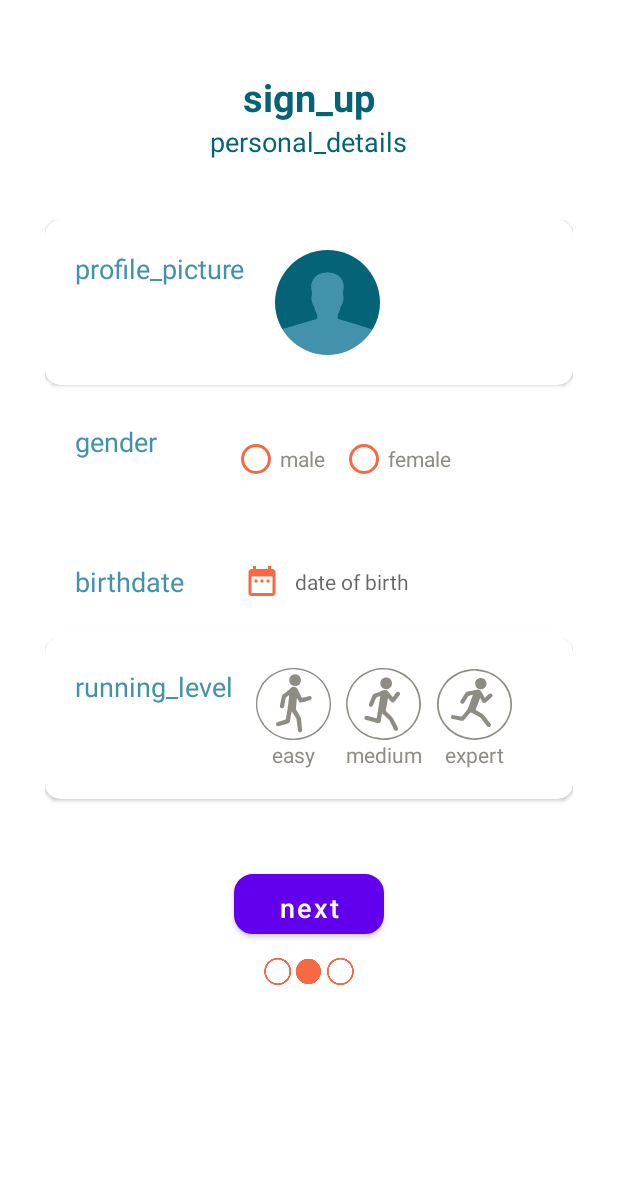
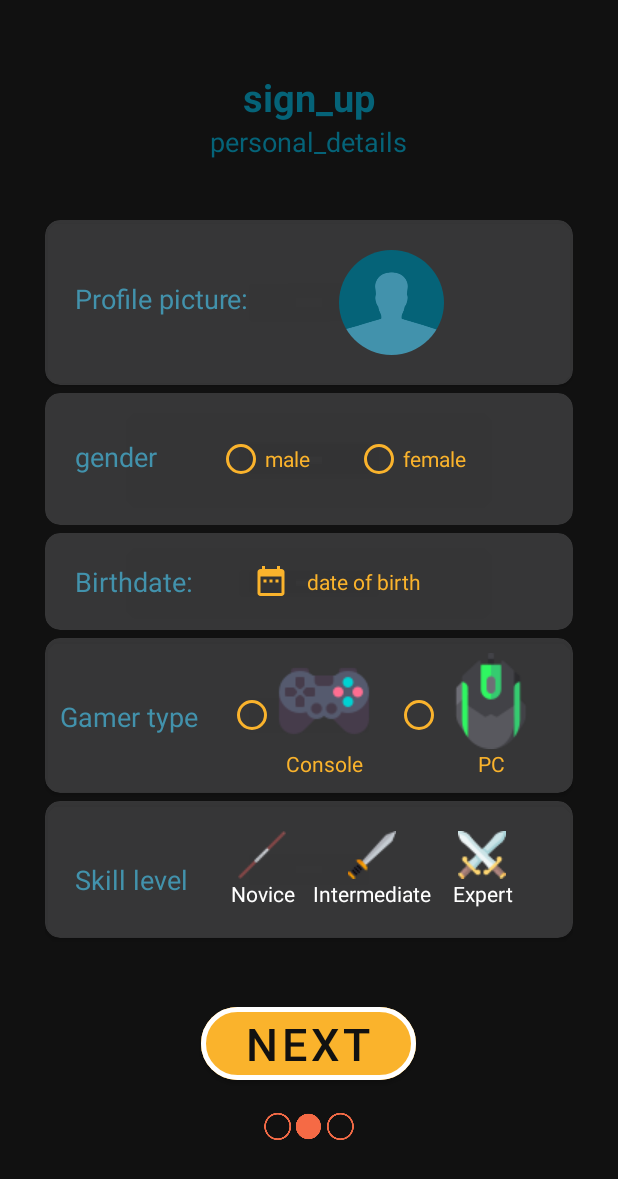
Before and after one commit to nati888/GamersArc, an Android app: the fragment SignUp2Fragment shown on its own in the app's theme, on a phone screen of 412 x 824 dp. Shown: the top 1179 px of the screen. Run offline under Robolectric (Android 15) with nearby library versions, the phone set to English and light mode, and no system bars; our stand-ins replace CircleImageView, Firebase (no records; nobody signed in at launch, a user with empty details on screens opened directly); pictures from the network do not load.

Commit message:
design updates

```diff
--- a/GamersArc/app/src/main/java/il/ac/hit/gamersarc/ToolBarFragment.java
+++ b/GamersArc/app/src/main/java/il/ac/hit/gamersarc/ToolBarFragment.java
@@ -25,8 +25,8 @@ public class ToolBarFragment extends Fragment {
     @Override
     public View onCreateView(@NonNull LayoutInflater inflater, @Nullable ViewGroup container, @Nullable Bundle savedInstanceState) {
         View root = inflater.inflate(R.layout.toolbar_fragment, container, false);
-        //Toolbar toolbar = root.findViewById(R.id.toolbar);
-        //((AppCompatActivity) getActivity()).setSupportActionBar(toolbar);
+        Toolbar toolbar = root.findViewById(R.id.toolbar);
+        ((AppCompatActivity) getActivity()).setSupportActionBar(toolbar);
         ActionBar actionBar = ((AppCompatActivity) getActivity()).getSupportActionBar();
         actionBar.setDisplayHomeAsUpEnabled(true);
         actionBar.setHomeAsUpIndicator(R.drawable.ic_hamburger);
--- a/GamersArc/app/src/main/res/drawable-v24/ic_date_range_orange_24dp.xml
+++ b/GamersArc/app/src/main/res/drawable-v24/ic_date_range_orange_24dp.xml
@@ -1,5 +1,5 @@
 <vector android:autoMirrored="true" android:height="24dp"
-    android:tint="#F56A45" android:viewportHeight="24.0"
-    android:viewportWidth="24.0" android:width="24dp" xmlns:android="http://schemas.android.com/apk/res/android">
+    android:tint="#fab32c" android:viewportHeight="24.0"
+    android:viewportWidth="26.0" android:width="26dp" xmlns:android="http://schemas.android.com/apk/res/android">
     <path android:fillColor="#FF000000" android:pathData="M9,11L7,11v2h2v-2zM13,11h-2v2h2v-2zM17,11h-2v2h2v-2zM19,4h-1L18,2h-2v2L8,4L8,2L6,2v2L5,4c-1.11,0 -1.99,0.9 -1.99,2L3,20c0,1.1 0.89,2 2,2h14c1.1,0 2,-0.9 2,-2L21,6c0,-1.1 -0.9,-2 -2,-2zM19,20L5,20L5,9h14v11z"/>
 </vector>
--- a/GamersArc/app/src/main/res/drawable-v24/option_text.xml
+++ b/GamersArc/app/src/main/res/drawable-v24/option_text.xml
@@ -1,6 +1,6 @@
 <?xml version="1.0" encoding="utf-8"?>
 <selector xmlns:android="http://schemas.android.com/apk/res/android">
-    <item android:state_checked="false" android:color="@color/lightGray"/>
-    <item android:state_checked="true" android:color="@color/orange"/>
+    <item android:state_checked="false" android:color="#ffffff"/>
+    <item android:state_checked="true" android:color="#fab32c"/>
 
 </selector>
--- a/GamersArc/app/src/main/res/layout/sign_up2.xml
+++ b/GamersArc/app/src/main/res/layout/sign_up2.xml
@@ -4,7 +4,8 @@
     xmlns:app="http://schemas.android.com/apk/res-auto"
     android:orientation="vertical"
     android:gravity="center_horizontal"
-    android:layout_height="match_parent">
+    android:layout_height="match_parent"
+    android:background="#111111">
 
     <Space
         android:layout_width="match_parent"
@@ -51,7 +52,8 @@
                 android:layout_height="wrap_content"
                 app:cardElevation="1.5dp"
                 app:cardMaxElevation="2dp"
-            app:cardCornerRadius="10dp">
+                app:cardCornerRadius="10dp"
+                android:backgroundTint="#597B7B7E">
                 <RelativeLayout
                     android:layout_width="match_parent"
                     android:layout_height="match_parent"
@@ -62,14 +64,15 @@
                         android:layout_height="wrap_content"
                         android:textSize="18sp"
                         android:textColor="@color/lightBlue2"
-                    android:text="profile_picture"
+                        android:layout_marginTop="20dp"
+                        android:text="@string/profile_picture"
                         android:id="@+id/profile_picture_text"/>
                     <de.hdodenhof.circleimageview.CircleImageView
                         android:layout_width="70dp"
                         android:layout_height="70dp"
                         android:src="@drawable/placeholder_small"
                         android:scaleType="centerCrop"
-                    android:layout_marginStart="20dp"
+                        android:layout_marginStart="60dp"
                         android:layout_toEndOf="@+id/profile_picture_text"
 
                         android:id="@+id/profileImageIV"/>
@@ -86,17 +89,19 @@
                 android:layout_height="wrap_content"
                 app:cardElevation="1.5dp"
                 app:cardMaxElevation="2dp"
-            app:cardCornerRadius="10dp" >
+                app:cardCornerRadius="10dp"
+                android:backgroundTint="#597B7B7E">
                 <RelativeLayout
                     android:layout_width="match_parent"
                     android:layout_height="match_parent"
-                android:padding="20dp">
+                    android:layout_margin="20dp">
                     <TextView
                         android:layout_width="wrap_content"
                         android:layout_height="wrap_content"
                         android:textSize="18sp"
                         android:textColor="@color/lightBlue2"
                         android:text="gender"
+                        android:layout_marginTop="10dp"
                         android:id="@+id/gender_text"/>
 
             <RadioGroup
@@ -105,26 +110,30 @@
                 android:id="@+id/genderGroup"
                 android:layout_toEndOf="@+id/gender_text"
                 android:orientation="horizontal"
-            android:layout_marginStart="50dp"
+                android:layout_marginStart="40dp"
                 >
 
                 <RadioButton
                     android:layout_width="wrap_content"
                     android:layout_height="wrap_content"
                     android:text="male"
-                android:buttonTint="@color/orange"
-                android:textColor="@color/lightGray"
-                android:id="@+id/maleRB"/>
+                    android:textAlignment="center"
+                    android:buttonTint="#fab32c"
+                    android:textColor="#fab32c"
+                    android:id="@+id/maleRB"
+                    />
 
                 <RadioButton
                     android:layout_width="wrap_content"
                     android:layout_height="wrap_content"
-                android:layout_marginStart="10dp"
+                    android:layout_marginStart="30dp"
                     android:text="female"
-                android:textColor="@color/lightGray"
-                android:buttonTint="@color/orange"
+                    android:textAlignment="center"
+                    android:textColor="#fab32c"
+                    android:buttonTint="#fab32c"
 
                     android:id="@+id/femaleRB"/>
+
             </RadioGroup>
 
                 </RelativeLayout>
@@ -139,7 +148,8 @@
                 android:layout_height="wrap_content"
                 app:cardElevation="1.5dp"
                 app:cardMaxElevation="2dp"
-            app:cardCornerRadius="10dp">
+                app:cardCornerRadius="10dp"
+                android:backgroundTint="#597B7B7E">
 
                 <RelativeLayout
                     android:layout_width="match_parent"
@@ -151,8 +161,9 @@
                         android:layout_height="wrap_content"
                         android:textSize="18sp"
                         android:textColor="@color/lightBlue2"
-                    android:text="birthdate"
-                    android:id="@+id/birthdate_text"/>
+                        android:text="@string/birthdate"
+                        android:id="@+id/birthdate_text"
+                        />
 
                     <ImageView
                         android:layout_width="wrap_content"
@@ -161,13 +172,15 @@
                         android:layout_marginStart="40dp"
                         android:layout_centerVertical="true"
                         android:id="@+id/signUp2CalendarIcon"
-                    android:src="@drawable/ic_date_range_orange_24dp"/>
+                        android:src="@drawable/ic_date_range_orange_24dp"
+                        />
 
 
             <TextView
                 android:layout_width="wrap_content"
                 android:layout_height="wrap_content"
                 android:hint="date of birth"
+                android:textColorHint="#fab32c"
                 android:layout_centerVertical="true"
                 android:layout_marginStart="10dp"
                 android:layout_toEndOf="@id/signUp2CalendarIcon"
@@ -192,7 +205,68 @@
                 android:layout_height="wrap_content"
                 app:cardElevation="1.5dp"
                 app:cardMaxElevation="2dp"
-            app:cardCornerRadius="10dp">
+                app:cardCornerRadius="10dp"
+                android:backgroundTint="#597B7B7E">
+                <RelativeLayout
+                    android:layout_width="match_parent"
+                    android:layout_height="match_parent"
+                    android:padding="10dp">
+                    <TextView
+                        android:layout_width="wrap_content"
+                        android:layout_height="wrap_content"
+                        android:textSize="18sp"
+                        android:textColor="@color/lightBlue2"
+                        android:layout_marginTop="30dp"
+                        android:text="Gamer type"
+                        android:id="@+id/gamerType_text"/>
+
+
+                    <RadioGroup
+                        android:layout_width="wrap_content"
+                        android:layout_height="wrap_content"
+                        android:orientation="horizontal"
+                        android:layout_marginStart="20dp"
+                        android:layout_toEndOf="@+id/gamerType_text"
+                        android:id="@+id/typeGroup">
+
+                        <RadioButton
+                            android:layout_width="wrap_content"
+                            android:layout_height="wrap_content"
+                            android:text="Console"
+                            android:drawableTop="@drawable/game_controller"
+                            android:textAlignment="center"
+                            android:textColor="#fab32c"
+                            android:buttonTint="#fab32c"
+                            android:layout_marginRight="15dp"
+
+                            android:id="@+id/consoleRB"/>
+
+                        <RadioButton
+                            android:layout_width="wrap_content"
+                            android:layout_height="wrap_content"
+                            android:drawableTop="@drawable/computer_mouse"
+                            android:textAlignment="center"
+                            android:text="PC"
+                            android:buttonTint="#fab32c"
+                            android:textColor="#fab32c"
+                            android:id="@+id/mnkRB"/>
+
+                    </RadioGroup>
+                </RelativeLayout>
+
+            </androidx.cardview.widget.CardView>
+
+            <Space
+                android:layout_width="match_parent"
+                android:layout_height="5dp"/>
+
+            <androidx.cardview.widget.CardView
+                android:layout_width="match_parent"
+                android:layout_height="wrap_content"
+                app:cardElevation="1.5dp"
+                app:cardMaxElevation="2dp"
+                app:cardCornerRadius="10dp"
+                android:backgroundTint="#597B7B7E">
                 <RelativeLayout
                     android:layout_width="match_parent"
                     android:layout_height="match_parent"
@@ -202,7 +276,8 @@
                         android:layout_height="wrap_content"
                         android:textSize="18sp"
                         android:textColor="@color/lightBlue2"
-                    android:text="running_level"
+                        android:text="Skill level"
+                        android:layout_marginTop="20dp"
                         android:id="@+id/runningLevel_text"/>
 
 
@@ -210,15 +285,15 @@
                         android:layout_width="wrap_content"
                         android:layout_height="wrap_content"
                         android:orientation="horizontal"
-            android:layout_marginStart="15dp"
+                        android:layout_marginStart="25dp"
                         android:layout_toEndOf="@+id/runningLevel_text"
                         android:id="@+id/levelGroup">
 
                         <RadioButton
                             android:layout_width="wrap_content"
                             android:layout_height="wrap_content"
-                android:text="easy"
-                android:drawableTop="@drawable/easy_option"
+                            android:text="Novice"
+                            android:drawableTop="@drawable/stick"
                             android:textAlignment="center"
                             android:textColor="@drawable/option_text"
                             android:button="@null"
@@ -229,9 +304,9 @@
                         <RadioButton
                             android:layout_width="wrap_content"
                             android:layout_height="wrap_content"
-                android:drawableTop="@drawable/medium_option"
+                            android:drawableTop="@drawable/sword"
                             android:textAlignment="center"
-                android:text="medium"
+                            android:text="Intermediate"
                             android:button="@null"
                             android:layout_marginEnd="10dp"
                             android:textColor="@drawable/option_text"
@@ -240,9 +315,9 @@
                         <RadioButton
                             android:layout_width="wrap_content"
                             android:layout_height="wrap_content"
-                android:drawableTop="@drawable/expert_option"
+                            android:drawableTop="@drawable/cross_swords"
                             android:textAlignment="center"
-                android:text="expert"
+                            android:text="Expert"
                             android:button="@null"
                             android:textColor="@drawable/option_text"
                             android:id="@+id/expertRB"/>
@@ -250,10 +325,6 @@
                 </RelativeLayout>
 
             </androidx.cardview.widget.CardView>
-        <Space
-            android:layout_width="match_parent"
-            android:layout_height="10dp"
-            />
 
             <ProgressBar
                 android:layout_width="30dp"
@@ -263,18 +334,22 @@
                 android:indeterminateDrawable="@drawable/progress_bar_sign_up"
                 android:id="@+id/signUp2_progressBar"/>
 
-        <Button
+            <com.google.android.material.button.MaterialButton
+                android:id="@+id/nextButton"
                 android:layout_width="wrap_content"
-            android:layout_height="40dp"
-            android:text="next"
+                android:layout_height="wrap_content"
+                android:layout_marginTop="10dp"
+                android:layout_marginBottom="10dp"
+                android:backgroundTint="#fab32c"
+                android:fontFamily="sans-serif-medium"
                 android:paddingHorizontal="30dp"
-            android:textSize="18sp"
-            android:background="@drawable/orange_btn"
-            android:textColor="#FFF"
-            android:textAllCaps="false"
-            android:id="@+id/nextButton"
-            android:layout_marginTop="10dp"
-            android:layout_marginBottom="10dp"/>
+                android:text="@string/next"
+                android:textAllCaps="true"
+                android:textColor="#111111"
+                android:textSize="30sp"
+                app:cornerRadius="30dp"
+                app:strokeColor="#ffffff"
+                app:strokeWidth="3dp" />
 
             <ImageView
                 android:layout_width="60dp"
```
Also changed, not shown: GamersArc/app/src/main/res/layout/sign_in.xml (+58 -53 lines), GamersArc/app/src/main/res/drawable/computer_mouse.png (added), GamersArc/app/src/main/res/drawable/cross_swords.png (added), GamersArc/app/src/main/res/drawable/game_controller.png (added), GamersArc/app/src/main/res/drawable/gamer_boy.png (added), GamersArc/app/src/main/res/drawable/gamer_girl.png (added), GamersArc/app/src/main/res/drawable/stick.png (added), GamersArc/app/src/main/res/drawable/sword.png (added). Lines whose indentation alone changed are shown as unchanged.
